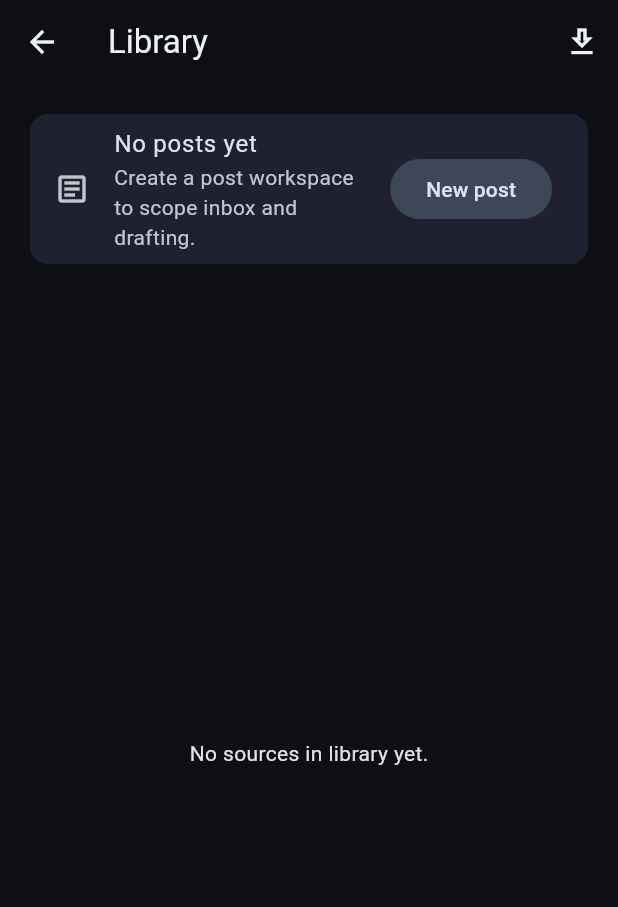
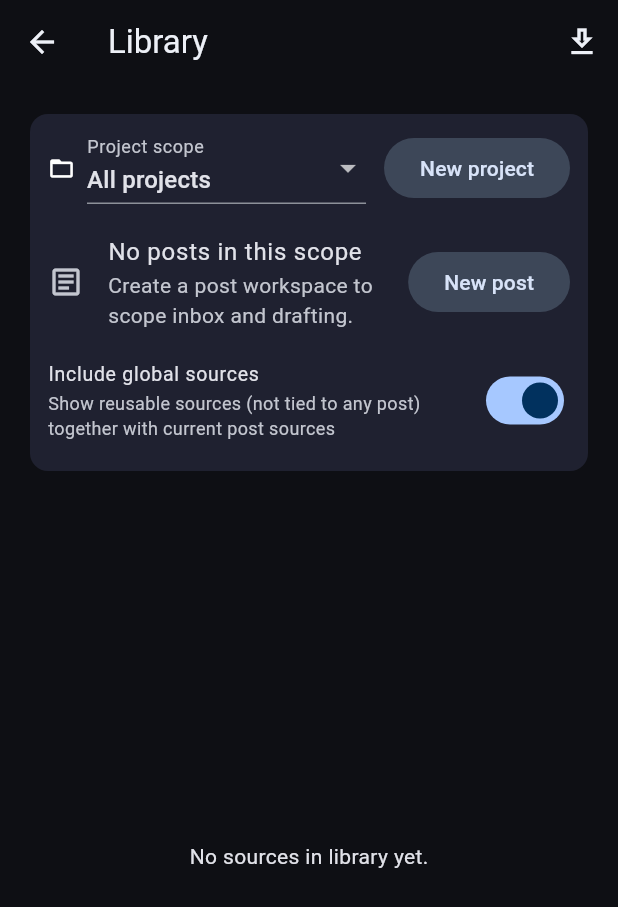
Before and after one commit to fdchiu/social-pub-hub-starter, a Flutter app: the LibraryScreen screen opened directly, on a phone screen of 412 x 824 dp. Shown: the top 907 px of the screen. Run offline on Flutter 3.47's test engine with Material 3 defaults, Android fonts, the phone set to English and light mode, and no system bars; our stand-ins replace drift, drift_flutter, flutter_riverpod, go_router, shared_preferences; accounts and stored records are empty; generated files the repository leaves out were written again; network calls fail.

Commit message:
feat: add project-scoped post workspace selector

```diff
--- a/app/lib/providers/post_scope_providers.dart
+++ b/app/lib/providers/post_scope_providers.dart
@@ -3,12 +3,36 @@ import 'package:flutter_riverpod/flutter_riverpod.dart';
 import '../data/db/app_db.dart';
 import 'repo_providers.dart';
 
+final activeProjectIdProvider = StateProvider<String?>((ref) => null);
+
 final activePostIdProvider = StateProvider<String?>((ref) => null);
 
 final includeGlobalSourcesProvider = StateProvider<bool>((ref) => true);
 
+final activeProjectProvider = Provider<Project?>((ref) {
+  final projects = ref.watch(projectsStreamProvider).valueOrNull;
+  if (projects == null || projects.isEmpty) {
+    return null;
+  }
+  final selectedId = ref.watch(activeProjectIdProvider);
+  if (selectedId == null || selectedId.isEmpty) {
+    return null;
+  }
+  for (final project in projects) {
+    if (project.id == selectedId) {
+      return project;
+    }
+  }
+  return null;
+});
+
+final scopedPostsStreamProvider = StreamProvider<List<Post>>((ref) {
+  final project = ref.watch(activeProjectProvider);
+  return ref.watch(postRepoProvider).watchPosts(projectId: project?.id);
+});
+
 final activePostProvider = Provider<Post?>((ref) {
-  final posts = ref.watch(postsStreamProvider).valueOrNull;
+  final posts = ref.watch(scopedPostsStreamProvider).valueOrNull;
   if (posts == null || posts.isEmpty) {
     return null;
   }
--- a/app/lib/widgets/post_scope_header.dart
+++ b/app/lib/widgets/post_scope_header.dart
@@ -21,38 +21,36 @@ class PostScopeHeader extends ConsumerWidget {
 
   @override
   Widget build(BuildContext context, WidgetRef ref) {
-    final postsAsync = ref.watch(postsStreamProvider);
-    final selectedId = ref.watch(activePostIdProvider);
+    final projectsAsync = ref.watch(projectsStreamProvider);
+    final postsAsync = ref.watch(scopedPostsStreamProvider);
+    final selectedProjectId = ref.watch(activeProjectIdProvider);
+    final selectedPostId = ref.watch(activePostIdProvider);
     final includeGlobal = ref.watch(includeGlobalSourcesProvider);
 
-    return postsAsync.when(
-      data: (posts) {
-        if (posts.isEmpty) {
-          return Card(
-            child: ListTile(
-              leading: const Icon(Icons.article_outlined),
-              title: const Text('No posts yet'),
-              subtitle: const Text(
-                  'Create a post workspace to scope inbox and drafting.'),
-              trailing: FilledButton.tonal(
-                onPressed: () => _showCreatePostDialog(context, ref),
-                child: const Text('New post'),
-              ),
-            ),
-          );
+    if (projectsAsync.isLoading || postsAsync.isLoading) {
+      return const LinearProgressIndicator();
+    }
+    if (projectsAsync.hasError) {
+      return Text('Failed loading projects: ${projectsAsync.error}');
+    }
+    if (postsAsync.hasError) {
+      return Text('Failed loading posts: ${postsAsync.error}');
     }
 
-        Post? active;
+    final projects = projectsAsync.valueOrNull ?? const <Project>[];
+    final posts = postsAsync.valueOrNull ?? const <Post>[];
+
+    Post? activePost;
     for (final post in posts) {
-          if (post.id == selectedId) {
-            active = post;
+      if (post.id == selectedPostId) {
+        activePost = post;
         break;
       }
     }
-        active ??= posts.first;
-        if (selectedId != active.id) {
+    activePost ??= posts.isEmpty ? null : posts.first;
+    if (activePost != null && selectedPostId != activePost.id) {
       WidgetsBinding.instance.addPostFrameCallback((_) {
-            ref.read(activePostIdProvider.notifier).state = active?.id;
+        ref.read(activePostIdProvider.notifier).state = activePost?.id;
       });
     }
 
@@ -64,11 +62,64 @@ class PostScopeHeader extends ConsumerWidget {
           children: [
             Row(
               children: [
+                const Icon(Icons.folder_open_outlined, size: 18),
+                const SizedBox(width: 8),
+                Expanded(
+                  child: DropdownButtonFormField<String>(
+                    value: selectedProjectId ?? '__all__',
+                    items: [
+                      const DropdownMenuItem(
+                        value: '__all__',
+                        child: Text('All projects'),
+                      ),
+                      ...projects.map(
+                        (project) => DropdownMenuItem(
+                          value: project.id,
+                          child: Text(project.name),
+                        ),
+                      ),
+                    ],
+                    onChanged: (next) {
+                      final normalized = next == '__all__' ? null : next;
+                      ref.read(activeProjectIdProvider.notifier).state =
+                          normalized;
+                      ref.read(activePostIdProvider.notifier).state = null;
+                    },
+                    decoration: const InputDecoration(
+                      labelText: 'Project scope',
+                      isDense: true,
+                    ),
+                  ),
+                ),
+                const SizedBox(width: 12),
+                FilledButton.tonal(
+                  onPressed: () => _showCreateProjectDialog(context, ref),
+                  child: const Text('New project'),
+                ),
+              ],
+            ),
+            const SizedBox(height: 12),
+            if (posts.isEmpty)
+              ListTile(
+                contentPadding: EdgeInsets.zero,
+                leading: const Icon(Icons.article_outlined),
+                title: const Text('No posts in this scope'),
+                subtitle: const Text(
+                  'Create a post workspace to scope inbox and drafting.',
+                ),
+                trailing: FilledButton.tonal(
+                  onPressed: () => _showCreatePostDialog(context, ref),
+                  child: const Text('New post'),
+                ),
+              )
+            else ...[
+              Row(
+                children: [
                   const Icon(Icons.account_tree_outlined, size: 18),
                   const SizedBox(width: 8),
                   Expanded(
                     child: DropdownButtonFormField<String>(
-                        value: active.id,
+                      value: activePost!.id,
                       items: posts
                           .map(
                             (post) => DropdownMenuItem(
@@ -101,18 +152,14 @@ class PostScopeHeader extends ConsumerWidget {
                 spacing: 8,
                 runSpacing: 8,
                 children: [
-                    Chip(
-                      label: Text('type: ${active.contentType}'),
-                    ),
-                    Chip(
-                      label: Text('status: ${active.status}'),
-                    ),
-                    if (active.audience != null && active.audience!.isNotEmpty)
-                      Chip(
-                        label: Text('audience: ${active.audience}'),
+                  Chip(label: Text('type: ${activePost.contentType}')),
+                  Chip(label: Text('status: ${activePost.status}')),
+                  if (activePost.audience != null &&
+                      activePost.audience!.isNotEmpty)
+                    Chip(label: Text('audience: ${activePost.audience}')),
+                ],
               ),
             ],
-                ),
             if (showGlobalToggle) ...[
               const SizedBox(height: 4),
               SwitchListTile.adaptive(
@@ -120,11 +167,11 @@ class PostScopeHeader extends ConsumerWidget {
                 contentPadding: EdgeInsets.zero,
                 title: const Text('Include global sources'),
                 subtitle: const Text(
-                        'Show reusable sources (not tied to any post) together with current post sources'),
+                  'Show reusable sources (not tied to any post) together with current post sources',
+                ),
                 value: includeGlobal,
                 onChanged: (next) {
-                      ref.read(includeGlobalSourcesProvider.notifier).state =
-                          next;
+                  ref.read(includeGlobalSourcesProvider.notifier).state = next;
                 },
               ),
             ],
@@ -132,14 +179,94 @@ class PostScopeHeader extends ConsumerWidget {
         ),
       ),
     );
-      },
-      loading: () => const LinearProgressIndicator(),
-      error: (error, _) => Text('Failed loading posts: $error'),
+  }
+
+  Future<void> _showCreateProjectDialog(
+    BuildContext context,
+    WidgetRef ref,
+  ) async {
+    final nameController = TextEditingController();
+    final descriptionController = TextEditingController();
+
+    final shouldCreate = await showDialog<bool>(
+          context: context,
+          builder: (context) => AlertDialog(
+            title: const Text('Create project'),
+            content: SizedBox(
+              width: 500,
+              child: Column(
+                mainAxisSize: MainAxisSize.min,
+                children: [
+                  TextField(
+                    controller: nameController,
+                    decoration: const InputDecoration(
+                      labelText: 'Project name',
+                      hintText: '2026 AI Guides',
+                    ),
+                  ),
+                  const SizedBox(height: 12),
+                  TextField(
+                    controller: descriptionController,
+                    minLines: 2,
+                    maxLines: 4,
+                    decoration: const InputDecoration(
+                      labelText: 'Description',
+                    ),
+                  ),
+                ],
+              ),
+            ),
+            actions: [
+              TextButton(
+                onPressed: () => Navigator.of(context).pop(false),
+                child: const Text('Cancel'),
+              ),
+              FilledButton(
+                onPressed: () => Navigator.of(context).pop(true),
+                child: const Text('Create'),
+              ),
+            ],
+          ),
+        ) ??
+        false;
+
+    if (!shouldCreate) {
+      nameController.dispose();
+      descriptionController.dispose();
+      return;
+    }
+
+    final name = nameController.text.trim();
+    if (name.isEmpty) {
+      if (context.mounted) {
+        ScaffoldMessenger.of(context).showSnackBar(
+          const SnackBar(content: Text('Project name is required')),
         );
+      }
+      nameController.dispose();
+      descriptionController.dispose();
+      return;
+    }
+
+    final projectId = await ref.read(projectRepoProvider).createProject(
+          name: name,
+          description: descriptionController.text,
+        );
+    ref.read(activeProjectIdProvider.notifier).state = projectId;
+    ref.read(activePostIdProvider.notifier).state = null;
+    if (context.mounted) {
+      ScaffoldMessenger.of(context).showSnackBar(
+        const SnackBar(content: Text('Project created')),
+      );
+    }
+
+    nameController.dispose();
+    descriptionController.dispose();
   }
 
   Future<void> _showCreatePostDialog(
       BuildContext context, WidgetRef ref) async {
+    final activeProjectId = ref.read(activeProjectIdProvider);
     final titleController = TextEditingController();
     final goalController = TextEditingController();
     final audienceController = TextEditingController(text: 'builders');
@@ -246,6 +373,7 @@ class PostScopeHeader extends ConsumerWidget {
           contentType: selectedType,
           goal: goalController.text,
           audience: audienceController.text,
+          projectId: activeProjectId,
         );
     ref.read(activePostIdProvider.notifier).state = postId;
     if (context.mounted) {
```
Also changed, not shown: app/lib/data/repos/post_repo.dart (+6 -3 lines), app/lib/screens/settings_screen.dart (+14 -1 lines), 1 other file. Lines whose indentation alone changed are shown as unchanged.
